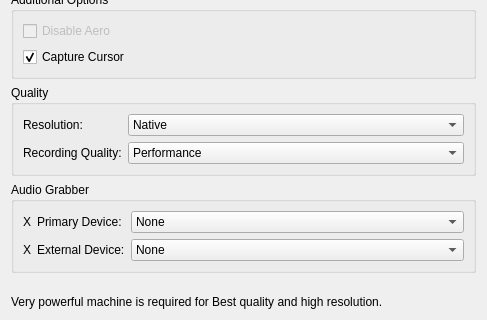
Above: client/src/ui/widgets/settings/recording_settings_widget.ui from networkoptix/nx_open before the change; both pictures show x 0 to 487 and y 189 to 509 of the 487 by 509 pixel window. Below: the same form after it.
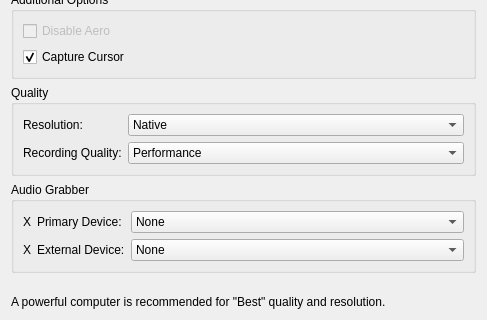
That is the form after the change.

Diff of the .ui file:
```diff
--- a/client/src/ui/widgets/settings/recording_settings_widget.ui
+++ b/client/src/ui/widgets/settings/recording_settings_widget.ui
@@ -366,7 +366,7 @@
    <item>
     <widget class="QLabel" name="recordingWarningLabel">
      <property name="text">
-      <string>Very powerful machine is required for Best quality and high resolution.</string>
+      <string>A powerful computer is recommended for "Best" quality and resolution.</string>
      </property>
     </widget>
    </item>
```
